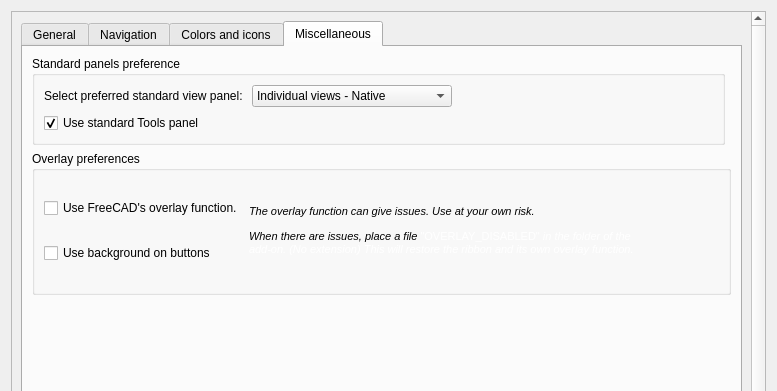
The window that Resources/ui/Settings.ui (APEbbers/FreeCAD-Ribbon) describes before a commit, drawn with Qt 5; both pictures show x 0 to 777 and y 0 to 391 of the 777 by 722 pixel window.
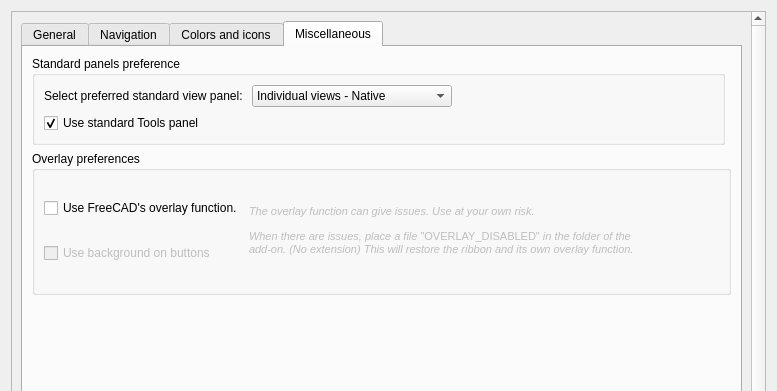
The same window after the commit. The open tabs and pages were chosen to show the change. Custom widgets are drawn as their Qt base class.

Patch:
```diff
--- a/Resources/ui/Settings.ui
+++ b/Resources/ui/Settings.ui
@@ -1635,6 +1635,9 @@
                   </item>
                   <item row="1" column="0">
                    <widget class="QCheckBox" name="UseButtonBackGround">
+                    <property name="enabled">
+                     <bool>false</bool>
+                    </property>
                     <property name="text">
                      <string>Use background on buttons</string>
                     </property>
@@ -1642,6 +1645,9 @@
                   </item>
                   <item row="0" column="1" rowspan="2" colspan="2">
                    <widget class="QLabel" name="label_26">
+                    <property name="enabled">
+                     <bool>false</bool>
+                    </property>
                     <property name="sizePolicy">
                      <sizepolicy hsizetype="Preferred" vsizetype="Expanding">
                       <horstretch>0</horstretch>
@@ -1649,7 +1655,7 @@
                      </sizepolicy>
                     </property>
                     <property name="text">
-                     <string>&lt;html&gt;&lt;head/&gt;&lt;body&gt;&lt;p&gt;&lt;span style=&quot; font-size:8pt; font-style:italic;&quot;&gt;The overlay function can give issues. Use at your own risk.&lt;/span&gt;&lt;/p&gt;&lt;p&gt;&lt;span style=&quot; font-size:8pt; font-style:italic;&quot;&gt;When there are issues, place a file &lt;/span&gt;&lt;span style=&quot; font-family:'Consolas','Courier New','monospace'; font-size:8pt; color:#ffffff;&quot;&gt;&amp;quot;OVERLAY_DISABLED&amp;quot; &lt;/span&gt;&lt;span style=&quot; font-family:'Consolas','Courier New','monospace'; font-size:8pt; font-style:italic; color:#ffffff;&quot;&gt;in the folder of the add-on. (No extension) This will restore the ribbon and its own overlay function.&lt;/span&gt;&lt;/p&gt;&lt;/body&gt;&lt;/html&gt;</string>
+                     <string>&lt;html&gt;&lt;head/&gt;&lt;body&gt;&lt;p&gt;&lt;span style=&quot; font-size:8pt; font-style:italic;&quot;&gt;The overlay function can give issues. Use at your own risk.&lt;/span&gt;&lt;/p&gt;&lt;p&gt;&lt;span style=&quot; font-size:8pt; font-style:italic;&quot;&gt;When there are issues, place a file &lt;/span&gt;&lt;span style=&quot; font-family:'Consolas','Courier New','monospace'; font-size:8pt; &quot;&gt;&amp;quot;OVERLAY_DISABLED&amp;quot; &lt;/span&gt;&lt;span style=&quot; font-family:'Consolas','Courier New','monospace'; font-size:8pt; font-style:italic; &quot;&gt;in the folder of the add-on. (No extension) This will restore the ribbon and its own overlay function.&lt;/span&gt;&lt;/p&gt;&lt;/body&gt;&lt;/html&gt;</string>
                     </property>
                     <property name="wordWrap">
                      <bool>true</bool>
```
Left out of the diff: 88 changed lines with no effect on the pictures.
